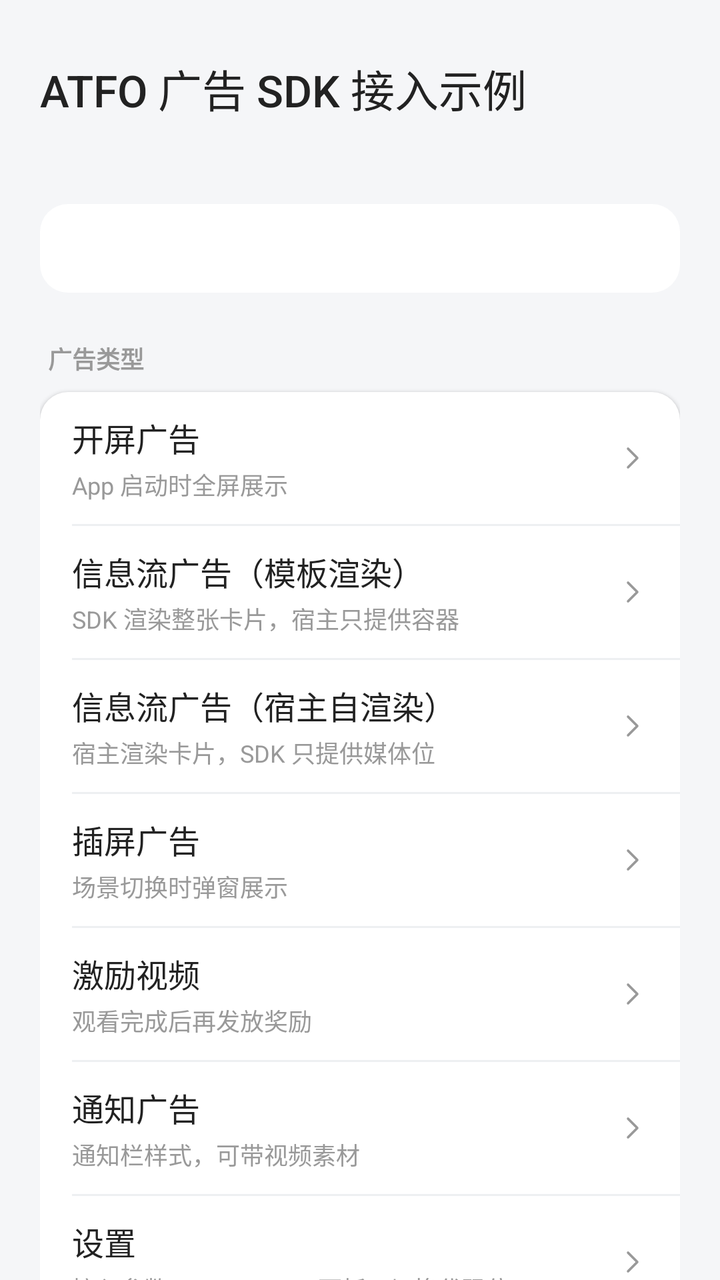
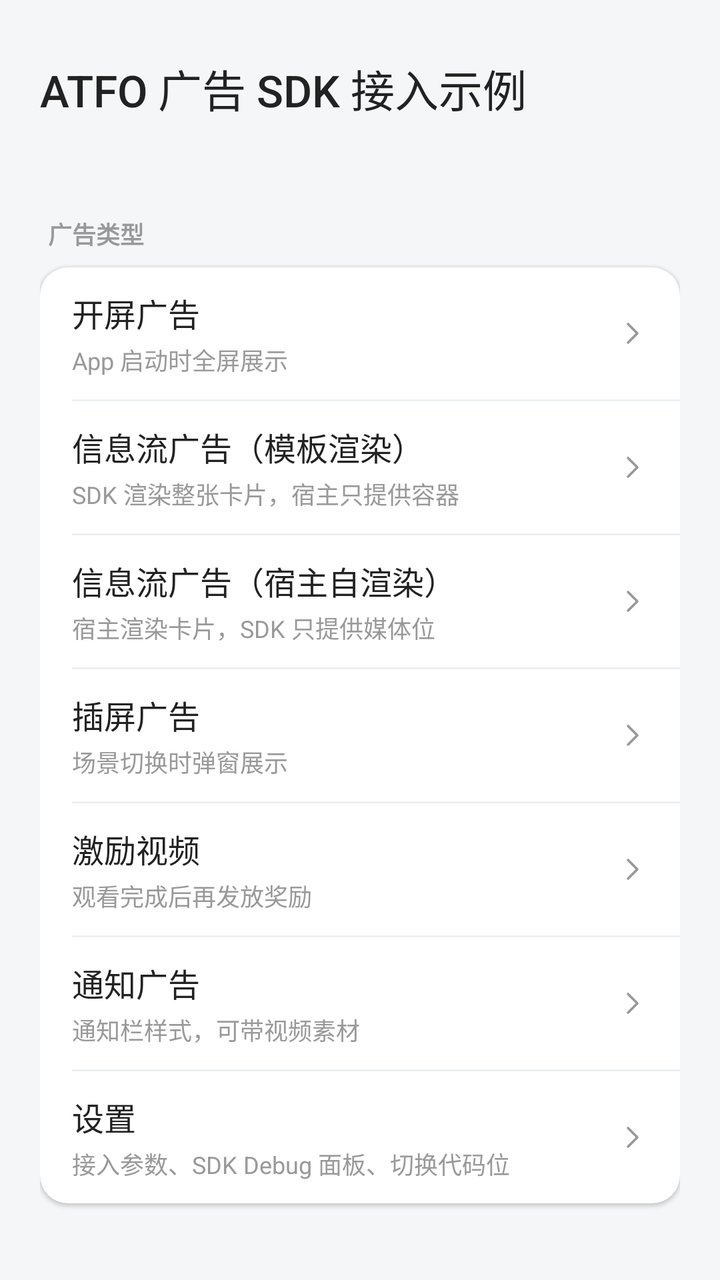

Before-and-after screenshots of an Android layout around one commit, followed by the original layout XML and the change that was made.
<!-- AndroidManifest.xml: application theme Theme.ATFOAndroidSdkDemo -->
<!-- res/layout/activity_main.xml -->
<?xml version="1.0" encoding="utf-8"?>
<ScrollView xmlns:android="http://schemas.android.com/apk/res/android"
    android:id="@+id/main"
    android:layout_width="match_parent"
    android:layout_height="match_parent"
    android:background="@color/page_bg"
    android:fillViewport="true"
    android:scrollbars="none">

    <LinearLayout
        android:layout_width="match_parent"
        android:layout_height="wrap_content"
        android:orientation="vertical"
        android:padding="20dp">

        <TextView
            android:layout_width="match_parent"
            android:layout_height="wrap_content"
            android:layout_marginTop="8dp"
            android:fontFamily="sans-serif-medium"
            android:text="ATFO 广告 SDK 接入示例"
            android:textColor="@color/ad_title"
            android:textSize="22sp" />

        <TextView
            android:layout_width="match_parent"
            android:layout_height="wrap_content"
            android:layout_marginTop="6dp"
            android:textColor="@color/ad_desc"
            android:textSize="13sp" />

        
        <TextView
            android:id="@+id/tv_state"
            android:layout_width="match_parent"
            android:layout_height="wrap_content"
            android:layout_marginTop="18dp"
            android:background="@drawable/bg_ad_card"
            android:fontFamily="monospace"
            android:lineSpacingExtra="3dp"
            android:padding="14dp"
            android:textColor="@color/ad_title"
            android:textSize="12sp" />

        <TextView
            android:layout_width="match_parent"
            android:layout_height="wrap_content"
            android:layout_marginBottom="8dp"
            android:layout_marginTop="24dp"
            android:paddingStart="4dp"
            android:text="广告类型"
            android:textColor="@color/ad_desc"
            android:textSize="12sp"
            android:textStyle="bold" />

        
        <LinearLayout
            android:layout_width="match_parent"
            android:layout_height="wrap_content"
            android:background="@drawable/bg_ad_card"
            android:elevation="1dp"
            android:orientation="vertical">

            <LinearLayout
                android:id="@+id/row_splash"
                style="@style/Widget.AtfoDemo.EntryRow">

                <LinearLayout style="@style/Widget.AtfoDemo.EntryRowText">

                    <TextView
                        style="@style/Widget.AtfoDemo.EntryRowTitle"
                        android:text="开屏广告" />

                    <TextView
                        style="@style/Widget.AtfoDemo.EntryRowDesc"
                        android:text="App 启动时全屏展示" />
                </LinearLayout>

                <ImageView style="@style/Widget.AtfoDemo.EntryRowChevron" />
            </LinearLayout>

            <View style="@style/Widget.AtfoDemo.EntryRowDivider" />

            <LinearLayout
                android:id="@+id/row_feed"
                style="@style/Widget.AtfoDemo.EntryRow">

                <LinearLayout style="@style/Widget.AtfoDemo.EntryRowText">

                    <TextView
                        style="@style/Widget.AtfoDemo.EntryRowTitle"
                        android:text="信息流广告（模板渲染）" />

                    <TextView
                        style="@style/Widget.AtfoDemo.EntryRowDesc"
                        android:text="SDK 渲染整张卡片，宿主只提供容器" />
                </LinearLayout>

                <ImageView style="@style/Widget.AtfoDemo.EntryRowChevron" />
            </LinearLayout>

            <View style="@style/Widget.AtfoDemo.EntryRowDivider" />

            <LinearLayout
                android:id="@+id/row_feed_self_render"
                style="@style/Widget.AtfoDemo.EntryRow">

                <LinearLayout style="@style/Widget.AtfoDemo.EntryRowText">

                    <TextView
                        style="@style/Widget.AtfoDemo.EntryRowTitle"
                        android:text="信息流广告（宿主自渲染）" />

                    <TextView
                        style="@style/Widget.AtfoDemo.EntryRowDesc"
                        android:text="宿主渲染卡片，SDK 只提供媒体位" />
                </LinearLayout>

                <ImageView style="@style/Widget.AtfoDemo.EntryRowChevron" />
            </LinearLayout>

            <View style="@style/Widget.AtfoDemo.EntryRowDivider" />

            <LinearLayout
                android:id="@+id/row_interstitial"
                style="@style/Widget.AtfoDemo.EntryRow">

                <LinearLayout style="@style/Widget.AtfoDemo.EntryRowText">

                    <TextView
                        style="@style/Widget.AtfoDemo.EntryRowTitle"
                        android:text="插屏广告" />

                    <TextView
                        style="@style/Widget.AtfoDemo.EntryRowDesc"
                        android:text="场景切换时弹窗展示" />
                </LinearLayout>

                <ImageView style="@style/Widget.AtfoDemo.EntryRowChevron" />
            </LinearLayout>

            <View style="@style/Widget.AtfoDemo.EntryRowDivider" />

            <LinearLayout
                android:id="@+id/row_reward"
                style="@style/Widget.AtfoDemo.EntryRow">

                <LinearLayout style="@style/Widget.AtfoDemo.EntryRowText">

                    <TextView
                        style="@style/Widget.AtfoDemo.EntryRowTitle"
                        android:text="激励视频" />

                    <TextView
                        style="@style/Widget.AtfoDemo.EntryRowDesc"
                        android:text="观看完成后再发放奖励" />
                </LinearLayout>

                <ImageView style="@style/Widget.AtfoDemo.EntryRowChevron" />
            </LinearLayout>

            <View style="@style/Widget.AtfoDemo.EntryRowDivider" />

            <LinearLayout
                android:id="@+id/row_notify"
                style="@style/Widget.AtfoDemo.EntryRow">

                <LinearLayout style="@style/Widget.AtfoDemo.EntryRowText">

                    <TextView
                        style="@style/Widget.AtfoDemo.EntryRowTitle"
                        android:text="通知广告" />

                    <TextView
                        style="@style/Widget.AtfoDemo.EntryRowDesc"
                        android:text="通知栏样式，可带视频素材" />
                </LinearLayout>

                <ImageView style="@style/Widget.AtfoDemo.EntryRowChevron" />
            </LinearLayout>

            <View style="@style/Widget.AtfoDemo.EntryRowDivider" />

            <LinearLayout
                android:id="@+id/row_settings"
                style="@style/Widget.AtfoDemo.EntryRow">

                <LinearLayout style="@style/Widget.AtfoDemo.EntryRowText">

                    <TextView
                        style="@style/Widget.AtfoDemo.EntryRowTitle"
                        android:text="设置" />

                    <TextView
                        style="@style/Widget.AtfoDemo.EntryRowDesc"
                        android:text="接入参数、SDK Debug 面板、切换代码位" />
                </LinearLayout>

                <ImageView style="@style/Widget.AtfoDemo.EntryRowChevron" />
            </LinearLayout>
        </LinearLayout>

    </LinearLayout>
</ScrollView>
<!-- resources referenced by this layout -->
<resources>
  <color name="ad_desc">#999999</color>
  <color name="ad_title">#222222</color>
  <color name="page_bg">#F5F6F8</color>
  <!-- drawable bg_ad_card (drawable) -->
  <?xml version="1.0" encoding="utf-8"?>
  <shape xmlns:android="http://schemas.android.com/apk/res/android"
      android:shape="rectangle">
      <solid android:color="@color/white" />
      <corners android:radius="14dp" />
  </shape>
  <style name="Widget.AtfoDemo.EntryRow" parent="">
          <item name="android:layout_width">match_parent</item>
          <item name="android:layout_height">wrap_content</item>
          <item name="android:minHeight">64dp</item>
          <item name="android:orientation">horizontal</item>
          <item name="android:gravity">center_vertical</item>
          <item name="android:paddingStart">16dp</item>
          <item name="android:paddingEnd">16dp</item>
          <item name="android:paddingTop">11dp</item>
          <item name="android:paddingBottom">11dp</item>
          <item name="android:background">?attr/selectableItemBackground</item>
          <item name="android:clickable">true</item>
          <item name="android:focusable">true</item>
      </style>
  <style name="Widget.AtfoDemo.EntryRowChevron" parent="">
          <item name="android:layout_width">16dp</item>
          <item name="android:layout_height">16dp</item>
          <item name="android:layout_marginStart">12dp</item>
          <item name="android:importantForAccessibility">no</item>
          <item name="android:src">@drawable/ic_chevron_right</item>
      </style>
  <style name="Widget.AtfoDemo.EntryRowDesc" parent="">
          <item name="android:layout_width">match_parent</item>
          <item name="android:layout_height">wrap_content</item>
          <item name="android:layout_marginTop">3dp</item>
          <item name="android:ellipsize">end</item>
          <item name="android:maxLines">1</item>
          <item name="android:textColor">@color/ad_desc</item>
          <item name="android:textSize">12sp</item>
      </style>
  <style name="Widget.AtfoDemo.EntryRowDivider" parent="">
          <item name="android:layout_width">match_parent</item>
          <item name="android:layout_height">1dp</item>
          <item name="android:layout_marginStart">16dp</item>
          <item name="android:background">@color/divider</item>
      </style>
  <style name="Widget.AtfoDemo.EntryRowText" parent="">
          <item name="android:layout_width">0dp</item>
          <item name="android:layout_height">wrap_content</item>
          <item name="android:layout_weight">1</item>
          <item name="android:orientation">vertical</item>
      </style>
  <style name="Widget.AtfoDemo.EntryRowTitle" parent="">
          <item name="android:layout_width">match_parent</item>
          <item name="android:layout_height">wrap_content</item>
          <item name="android:ellipsize">end</item>
          <item name="android:fontFamily">sans-serif-medium</item>
          <item name="android:maxLines">1</item>
          <item name="android:textColor">@color/ad_title</item>
          <item name="android:textSize">16sp</item>
      </style>
  <style name="Theme.ATFOAndroidSdkDemo" parent="Base.Theme.ATFOAndroidSdkDemo" />
  <color name="white">#FFFFFFFF</color>
  <!-- drawable ic_chevron_right (drawable) -->
  <?xml version="1.0" encoding="utf-8"?>
  <vector xmlns:android="http://schemas.android.com/apk/res/android"
      android:width="16dp"
      android:height="16dp"
      android:viewportWidth="24"
      android:viewportHeight="24">
      <path
          android:pathData="M9,5L16,12L9,19"
          android:strokeColor="@color/ad_desc"
          android:strokeWidth="1.8"
          android:strokeLineCap="round"
          android:strokeLineJoin="round" />
  </vector>
  <color name="divider">#EEF0F2</color>
  <style name="Base.Theme.ATFOAndroidSdkDemo" parent="Theme.Material3.DayNight.NoActionBar">
          
          
      </style>
</resources>

<!-- the commit's change to res/layout/activity_main.xml (unified diff, before → after) -->
@@ -30,17 +30,6 @@
             android:textSize="13sp" />
 
         
-        <TextView
-            android:id="@+id/tv_state"
-            android:layout_width="match_parent"
-            android:layout_height="wrap_content"
-            android:layout_marginTop="18dp"
-            android:background="@drawable/bg_ad_card"
-            android:fontFamily="monospace"
-            android:lineSpacingExtra="3dp"
-            android:padding="14dp"
-            android:textColor="@color/ad_title"
-            android:textSize="12sp" />
 
         <TextView
             android:layout_width="match_parent"
